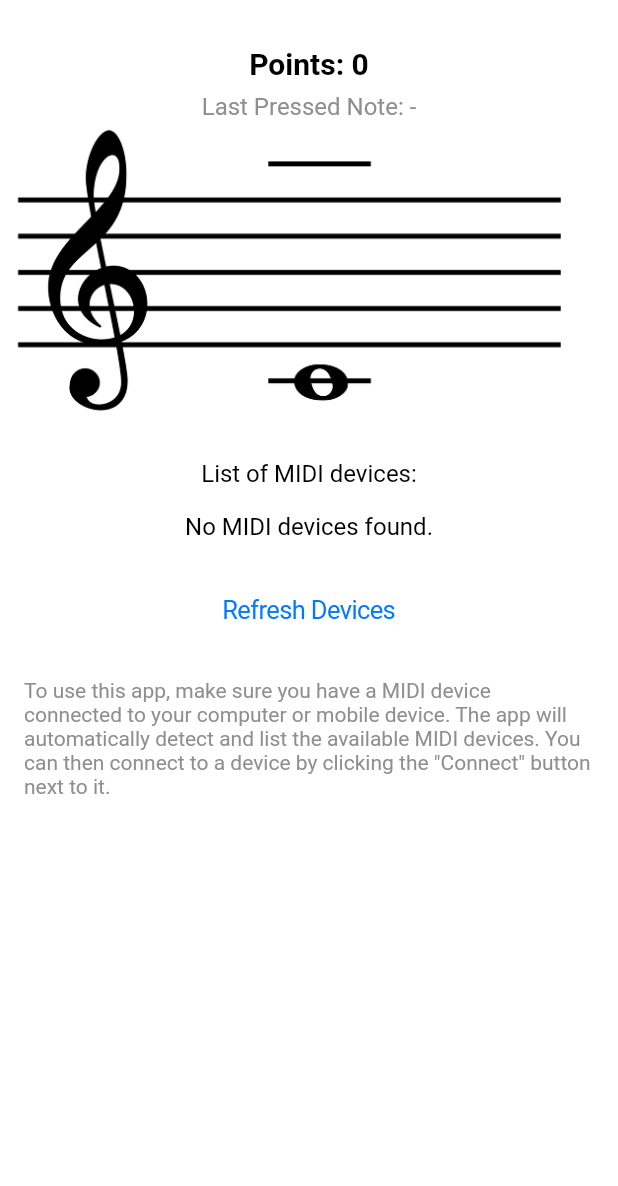
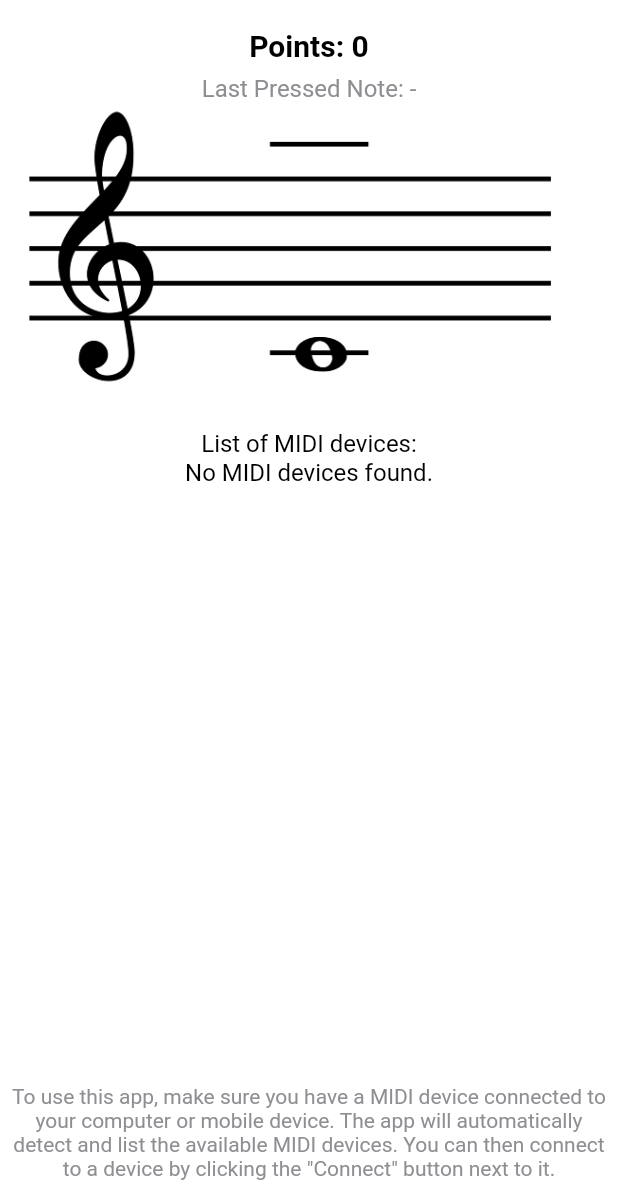
Before and after one commit to othonrm/music-sheet-guide, a Flutter app: the screen it shows after launch, on a phone screen of 412 x 824 dp, the part 50-1236 px from its top. Run offline on Flutter 3.47's test engine with Material 3 defaults, Android fonts, the phone set to English and light mode, and no system bars; missing offline and left inert: flutter_midi_command.

Commit message:
Layout fixes.

```diff
--- a/lib/main.dart
+++ b/lib/main.dart
@@ -129,7 +129,6 @@ class _MyHomePageState extends State<MyHomePage> {
   Widget build(BuildContext context) {
     // TODO: not the best place to put, also should use LayoutBuilder
     WidgetsBinding.instance.addPostFrameCallback((_) {
-      // Safe to access context and measure widgets here
       final renderBox =
           _clefKey.currentContext?.findRenderObject() as RenderBox?;
       if (renderBox != null) {
@@ -151,7 +150,7 @@ class _MyHomePageState extends State<MyHomePage> {
 
     // expectedNote = 61;
 
-    double blackAdjuster = 0; // Counter for black notes
+    double blackAdjuster = 0;
 
     // Positioning Tester
     // expectedNote = begginerTrebleClefNotes[0];
@@ -177,13 +176,19 @@ class _MyHomePageState extends State<MyHomePage> {
         ),
       ),
       child: SafeArea(
-        child: Center(
+        child: SingleChildScrollView(
+          padding: const EdgeInsets.all(8.0),
+          child: ConstrainedBox(
+            constraints: BoxConstraints(
+              minHeight: MediaQuery.of(context).size.height -
+                  MediaQuery.of(context).padding.top -
+                  kToolbarHeight,
+            ),
             child: Column(
-            mainAxisAlignment: MainAxisAlignment.start,
-            children: <Widget>[
-              // SizedBox(height: 20),
-              // Text('Expected Note: $expectedNote'),
-              const SizedBox(height: 20),
+              mainAxisAlignment: MainAxisAlignment.spaceBetween,
+              children: [
+                Column(
+                  children: [
                     Text(
                       'Points: $points',
                       style: const TextStyle(
@@ -228,17 +233,16 @@ class _MyHomePageState extends State<MyHomePage> {
                     const Text(
                       'List of MIDI devices:',
                     ),
-              Expanded(
-                child: ListView(
+                    ListView(
                       shrinkWrap: true,
-                  padding: const EdgeInsets.all(16.0),
                       children: [
                         FutureBuilder<List<MidiDevice>>(
                           future: devices,
                           builder: (context, snapshot) {
                             if (snapshot.connectionState ==
                                     ConnectionState.waiting ||
-                            snapshot.connectionState == ConnectionState.none) {
+                                snapshot.connectionState ==
+                                    ConnectionState.none) {
                               return const CupertinoActivityIndicator();
                             } else if (snapshot.hasError) {
                               return Text('Error: ${snapshot.error}');
@@ -253,21 +257,32 @@ class _MyHomePageState extends State<MyHomePage> {
                                 mainAxisAlignment: MainAxisAlignment.center,
                                 crossAxisAlignment: CrossAxisAlignment.center,
                                 children: snapshot.data!
+                                    .where((device) => !device.name
+                                        .toLowerCase()
+                                        .contains("network"))
                                     .map((device) => Padding(
                                           padding: const EdgeInsets.all(8.0),
-                                      child: Wrap(
-                                          alignment: WrapAlignment.center,
+                                          child: Column(
+                                            children: [
+                                              Wrap(
+                                                  alignment:
+                                                      WrapAlignment.center,
                                                   children: [
                                                     Text(
                                                       'Device: ${device.name}, ID: ${device.id}',
-                                              style:
-                                                  const TextStyle(fontSize: 16),
+                                                      textAlign:
+                                                          TextAlign.center,
+                                                      style: const TextStyle(
+                                                          fontSize: 16),
                                                     ),
-                                            const SizedBox(width: 10),
+                                                  ]),
+                                              const SizedBox(height: 8),
                                               if (device.connected)
                                                 Text('Connected')
                                               else
-                                              ElevatedButton(
+                                                CupertinoButton.tinted(
+                                                  sizeStyle:
+                                                      CupertinoButtonSize.small,
                                                   onPressed: () async {
                                                     try {
                                                       await MidiCommand()
@@ -282,30 +297,32 @@ class _MyHomePageState extends State<MyHomePage> {
                                                     refreshDevices();
                                                   },
                                                   child: const Text('Connect'),
+                                                )
+                                            ],
                                           ),
-                                          ]),
                                         ))
                                     .toList(),
                               );
                             }
                           },
                         ),
-                    const SizedBox(height: 20),
-                    CupertinoButton(
-                      onPressed: refreshDevices,
-                      child: const Text('Refresh Devices'),
-                    ),
-                    const SizedBox(height: 20),
-                    const Text(
-                      'To use this app, make sure you have a MIDI device connected to your computer or mobile device. The app will automatically detect and list the available MIDI devices. You can then connect to a device by clicking the "Connect" button next to it.',
-                      style: TextStyle(
-                          fontSize: 14, color: CupertinoColors.systemGrey),
+                      ],
                     ),
                   ],
                 ),
+                Padding(
+                  padding: EdgeInsets.only(top: 16),
+                  child: Text(
+                    'To use this app, make sure you have a MIDI device connected to your computer or mobile device. The app will automatically detect and list the available MIDI devices. You can then connect to a device by clicking the "Connect" button next to it.',
+                    style: TextStyle(
+                      fontSize: 14,
+                      color: CupertinoColors.systemGrey,
                     ),
-              const SizedBox(height: 20),
+                    textAlign: TextAlign.center,
+                  ),
+                ),
               ],
+            ),
           ),
         ),
       ),
```
Lines whose indentation alone changed are shown as unchanged.
